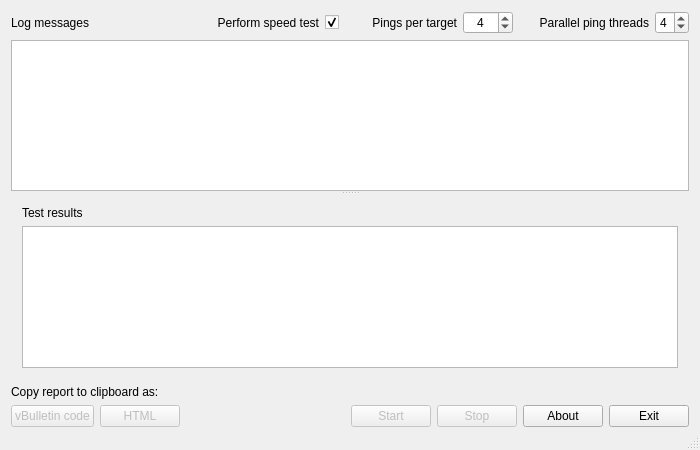
Qt form mainwindow.ui (AlexGidarakos/QSpeedTest) before a commit.
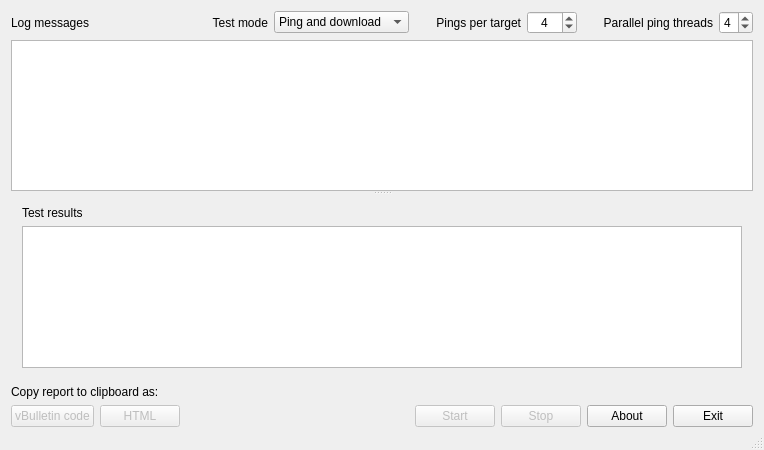
The same form after that commit.

Commit message: revision 15 - 20100530:     * Now correctly working under FreeBSD. Special thanks to       Thuglife from adslgr.com for the relevant patch     * 3 test mode combinations available, selectable via combobox     * Ping timeout reduced to 1 sec     * Download test duration reduced to 15 sec     * Copy to clipboard confirmation via label instead of msgbox     * Some minor changes to vBulletin and HTML output format

What changed in the file:
```diff
--- a/mainwindow.ui
+++ b/mainwindow.ui
@@ -25,54 +25,50 @@
       </property>
      </widget>
     </item>
-    <item row="0" column="1">
-     <layout class="QHBoxLayout" name="horizontalLayout_5">
-      <property name="leftMargin">
-       <number>20</number>
-      </property>
-      <item>
-       <widget class="QLabel" name="labelSpeedTest">
-        <property name="toolTip">
-         <string>If enabled, when the ping test completes, an additional test
-will start that downloads multiple files in parallel in order
-to measure the download speed of your Internet access.
-
-Speed is measured in Kbps (Kilobits per second).</string>
-        </property>
-        <property name="text">
-         <string>Perform speed test</string>
-        </property>
-        <property name="alignment">
-         <set>Qt::AlignRight|Qt::AlignTrailing|Qt::AlignVCenter</set>
-        </property>
-       </widget>
-      </item>
-      <item>
-       <widget class="QCheckBox" name="checkBoxSpeedTest">
-        <property name="maximumSize">
-         <size>
-          <width>20</width>
-          <height>16777215</height>
-         </size>
-        </property>
-        <property name="toolTip">
-         <string>If enabled, when the ping test completes, an additional test
-will start that downloads multiple files in parallel in order
-to measure the download speed of your Internet access.
-
-Speed is measured in Kbps (Kilobits per second).</string>
-        </property>
-        <property name="text">
-         <string/>
-        </property>
-        <property name="checked">
-         <bool>true</bool>
-        </property>
-       </widget>
-      </item>
-     </layout>
-    </item>
     <item row="0" column="2">
+     <layout class="QHBoxLayout" name="horizontalLayout_5">
+      <property name="leftMargin">
+       <number>20</number>
+      </property>
+      <item>
+       <widget class="QLabel" name="labelTestMode">
+        <property name="toolTip">
+         <string>If enabled, when the ping test completes, an additional test
+will start that downloads multiple files in parallel in order
+to measure the download speed of your Internet access.
+
+Speed is measured in Kbps (Kilobits per second).</string>
+        </property>
+        <property name="text">
+         <string>Test mode</string>
+        </property>
+        <property name="alignment">
+         <set>Qt::AlignRight|Qt::AlignTrailing|Qt::AlignVCenter</set>
+        </property>
+       </widget>
+      </item>
+      <item>
+       <widget class="QComboBox" name="comboBoxTestMode">
+        <item>
+         <property name="text">
+          <string>Ping and download</string>
+         </property>
+        </item>
+        <item>
+         <property name="text">
+          <string>Ping only</string>
+         </property>
+        </item>
+        <item>
+         <property name="text">
+          <string>Download only</string>
+         </property>
+        </item>
+       </widget>
+      </item>
+     </layout>
+    </item>
+    <item row="0" column="3">
      <layout class="QHBoxLayout" name="horizontalLayout_3">
       <property name="leftMargin">
        <number>20</number>
@@ -140,7 +136,7 @@
       </item>
      </layout>
     </item>
-    <item row="0" column="3">
+    <item row="0" column="4">
      <layout class="QHBoxLayout" name="horizontalLayout_2">
       <property name="spacing">
        <number>6</number>
@@ -190,7 +186,7 @@
       </item>
      </layout>
     </item>
-    <item row="1" column="0" colspan="4">
+    <item row="1" column="0" colspan="5">
      <widget class="QSplitter" name="splitter">
       <property name="orientation">
        <enum>Qt::Vertical</enum>
@@ -306,20 +302,7 @@
       </item>
      </layout>
     </item>
-    <item row="3" column="1">
-     <spacer name="horizontalSpacer">
-      <property name="orientation">
-       <enum>Qt::Horizontal</enum>
-      </property>
-      <property name="sizeHint" stdset="0">
-       <size>
-        <width>354</width>
-        <height>20</height>
-       </size>
-      </property>
-     </spacer>
-    </item>
-    <item row="3" column="2" colspan="2">
+    <item row="3" column="3" colspan="2">
      <layout class="QHBoxLayout" name="horizontalLayout">
       <item>
        <widget class="QPushButton" name="pushButtonStart">
@@ -363,6 +346,16 @@
       </item>
      </layout>
     </item>
+    <item row="3" column="1" colspan="2">
+     <widget class="QLabel" name="labelCopyToClipboard">
+      <property name="text">
+       <string/>
+      </property>
+      <property name="alignment">
+       <set>Qt::AlignCenter</set>
+      </property>
+     </widget>
+    </item>
    </layout>
   </widget>
   <widget class="QMenuBar" name="menuBar">
```
Left out of the diff: 4 changed lines with no effect on the pictures. The commit also changes 18 other files.
